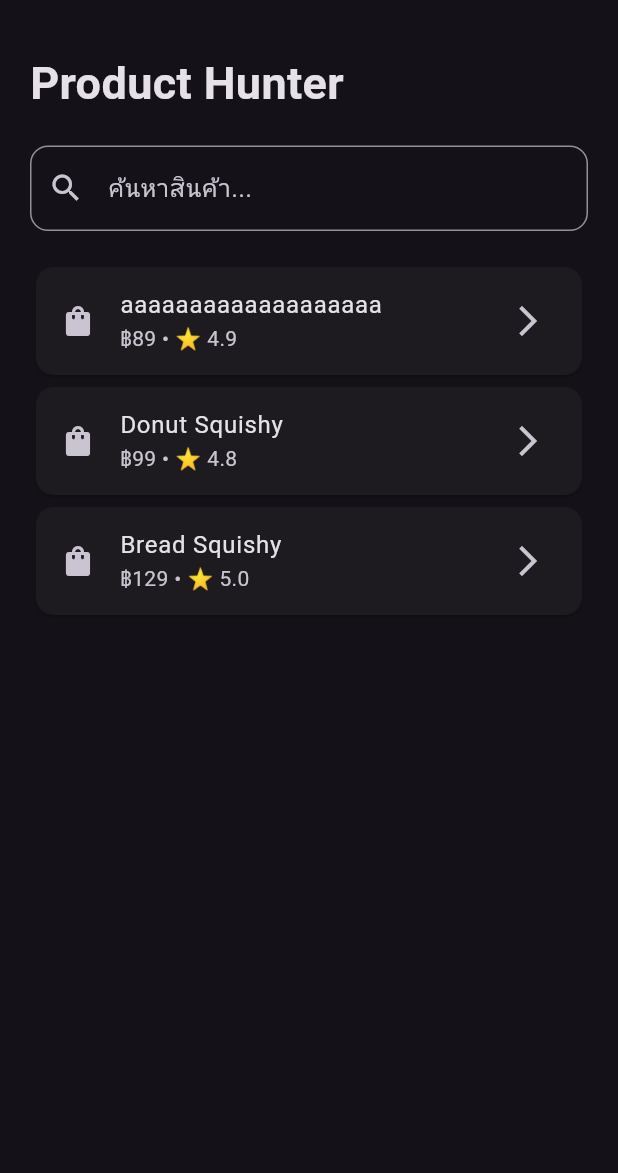
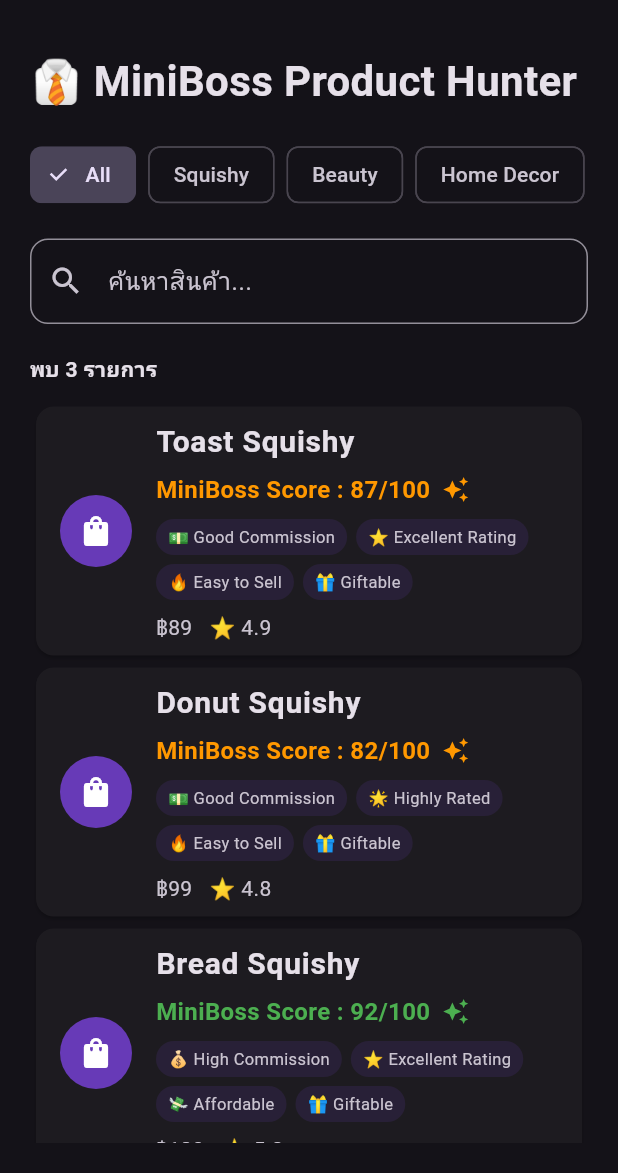
Before and after one commit to soloforge-ai/SoloForge-AI, a Flutter app: the screen it shows after launch, on a phone screen of 412 x 824 dp, the part 63-1236 px from its top. Run offline on Flutter 3.47's test engine with Material 3 defaults, Android fonts, the light colour scheme and no system bars.

Commit message:
Sprint 4 Complete - MiniBoss UI

```diff
--- a/frontend/assets/data/products.json
+++ b/frontend/assets/data/products.json
@@ -1,7 +1,7 @@
 [
   {
     "id": 1,
-    "name": "aaaaaaaaaaaaaaaaaaa",
+    "name": "Toast Squishy",
     "price": 89,
     "commission": 10,
     "rating": 4.9,
--- /dev/null
+++ b/frontend/lib/engine/miniboss_engine.dart
@@ -0,0 +1,151 @@
+import '../models/product.dart';
+
+class MiniBossResult {
+  final int score;
+  final List<String> reasons;
+
+  final String difficulty;
+  final String competition;
+  final String viralChance;
+  final String recommendation;
+  final String action;
+
+  MiniBossResult({
+    required this.score,
+    required this.reasons,
+    required this.difficulty,
+    required this.competition,
+    required this.viralChance,
+    required this.recommendation,
+    required this.action,
+  });
+}
+
+class MiniBossEngine {
+  static MiniBossResult analyze(Product product) {
+    int score = 0;
+    List<String> reasons = [];
+
+    //------------------------
+    // Commission
+    //------------------------
+
+    if (product.commission >= 20) {
+      score += 40;
+      reasons.add("💰 Excellent Commission");
+    } else if (product.commission >= 15) {
+      score += 35;
+      reasons.add("💰 High Commission");
+    } else if (product.commission >= 10) {
+      score += 25;
+      reasons.add("💵 Good Commission");
+    }
+
+    //------------------------
+    // Rating
+    //------------------------
+
+    if (product.rating >= 4.9) {
+      score += 30;
+      reasons.add("⭐ Excellent Rating");
+    } else if (product.rating >= 4.7) {
+      score += 25;
+      reasons.add("🌟 Highly Rated");
+    } else if (product.rating >= 4.5) {
+      score += 20;
+      reasons.add("👍 Good Rating");
+    }
+
+    //------------------------
+    // Price
+    //------------------------
+
+    if (product.price <= 100) {
+      score += 20;
+      reasons.add("🔥 Easy to Sell");
+    } else if (product.price <= 300) {
+      score += 15;
+      reasons.add("💸 Affordable");
+    } else if (product.price <= 800) {
+      score += 8;
+      reasons.add("🛒 Mid Price");
+    }
+
+    //------------------------
+    // Category
+    //------------------------
+
+    switch (product.category) {
+      case "Beauty":
+        score += 15;
+        reasons.add("💄 Viral Category");
+        break;
+
+      case "Shopee Food":
+        score += 12;
+        reasons.add("🍔 Popular");
+        break;
+
+      case "Squishy":
+        score += 12;
+        reasons.add("🎁 Giftable");
+        break;
+
+      case "Home Decor":
+        score += 10;
+        reasons.add("🏠 Home Trend");
+        break;
+
+      default:
+        score += 5;
+    }
+
+    if (score > 100) score = 100;
+
+    //---------------------------------
+    // AI Recommendation
+    //---------------------------------
+
+    String difficulty;
+    String competition;
+    String viralChance;
+    String recommendation;
+    String action;
+
+    if (score >= 90) {
+      difficulty = "🟢 Very Easy";
+      competition = "🟢 Low";
+      viralChance = "🔥 Very High";
+      recommendation = "⭐⭐⭐⭐⭐ Strong Buy";
+      action = "Create content today";
+    } else if (score >= 75) {
+      difficulty = "🟢 Easy";
+      competition = "🟡 Medium";
+      viralChance = "🚀 High";
+      recommendation = "⭐⭐⭐⭐ Worth Selling";
+      action = "Create content this week";
+    } else if (score >= 60) {
+      difficulty = "🟡 Medium";
+      competition = "🟠 High";
+      viralChance = "📈 Medium";
+      recommendation = "⭐⭐⭐ Consider";
+      action = "Test before promoting";
+    } else {
+      difficulty = "🔴 Hard";
+      competition = "🔴 Very High";
+      viralChance = "📉 Low";
+      recommendation = "⭐⭐ Not Recommended";
+      action = "Skip this product";
+    }
+
+    return MiniBossResult(
+      score: score,
+      reasons: reasons,
+      difficulty: difficulty,
+      competition: competition,
+      viralChance: viralChance,
+      recommendation: recommendation,
+      action: action,
+    );
+  }
+}
--- a/frontend/lib/pages/home_page.dart
+++ b/frontend/lib/pages/home_page.dart
@@ -1,7 +1,9 @@
 import 'package:flutter/material.dart';
 
+import '../engine/miniboss_engine.dart';
 import '../models/product.dart';
 import '../services/product_service.dart';
+import '../widgets/category_filter.dart';
 
 class HomePage extends StatefulWidget {
   const HomePage({super.key});
@@ -11,7 +13,11 @@ class HomePage extends StatefulWidget {
 }
 
 class _HomePageState extends State<HomePage> {
+  List<Product> allProducts = [];
   List<Product> products = [];
+
+  String selectedCategory = "All";
+  String keyword = "";
 
   @override
   void initState() {
@@ -23,8 +29,143 @@ class _HomePageState extends State<HomePage> {
     final data = await ProductService.loadProducts();
 
     setState(() {
-      products = data;
+      allProducts = data;
+      filterProducts();
     });
+  }
+
+  void filterProducts() {
+    List<Product> result = allProducts;
+
+    if (selectedCategory != "All") {
+      result = result.where((p) => p.category == selectedCategory).toList();
+    }
+
+    if (keyword.isNotEmpty) {
+      result = result.where((p) {
+        return p.name.toLowerCase().contains(keyword.toLowerCase());
+      }).toList();
+    }
+
+    setState(() {
+      products = result;
+    });
+  }
+
+  void showMiniBoss(Product product) {
+  final result = MiniBossEngine.analyze(product);
+
+  showDialog(
+    context: context,
+    builder: (_) => AlertDialog(
+      title: Row(
+        children: [
+          const Icon(Icons.smart_toy),
+          const SizedBox(width: 8),
+          Expanded(
+            child: Text(
+              product.name,
+              style: const TextStyle(
+                fontWeight: FontWeight.bold,
+              ),
+            ),
+          ),
+        ],
+      ),
+      content: SingleChildScrollView(
+        child: Column(
+          mainAxisSize: MainAxisSize.min,
+          crossAxisAlignment: CrossAxisAlignment.start,
+          children: [
+
+            Center(
+              child: Column(
+                children: [
+                  const Text(
+                    "MiniBoss Score",
+                    style: TextStyle(fontWeight: FontWeight.bold),
+                  ),
+                  const SizedBox(height: 8),
+                  Text(
+                    "${result.score}/100",
+                    style: const TextStyle(
+                      fontSize: 30,
+                      fontWeight: FontWeight.bold,
+                      color: Colors.green,
+                    ),
+                  ),
+                ],
+              ),
+            ),
+
+            const SizedBox(height: 20),
+
+            const Divider(),
+
+            const Text(
+              "Reasons",
+              style: TextStyle(
+                fontWeight: FontWeight.bold,
+              ),
+            ),
+
+            const SizedBox(height: 8),
+
+            ...result.reasons.map(
+              (reason) => Padding(
+                padding: const EdgeInsets.only(bottom: 6),
+                child: Text(reason),
+              ),
+            ),
+
+            const Divider(),
+
+            ListTile(
+              dense: true,
+              leading: const Icon(Icons.speed),
+              title: const Text("Difficulty"),
+              subtitle: Text(result.difficulty),
+            ),
+
+            ListTile(
+              dense: true,
+              leading: const Icon(Icons.groups),
+              title: const Text("Competition"),
+              subtitle: Text(result.competition),
+            ),
+
+            ListTile(
+              dense: true,
+              leading: const Icon(Icons.local_fire_department),
+              title: const Text("Viral Chance"),
+              subtitle: Text(result.viralChance),
+            ),
+
+            ListTile(
+              dense: true,
+              leading: const Icon(Icons.workspace_premium),
+              title: const Text("Recommendation"),
+              subtitle: Text(result.recommendation),
+            ),
+
+            ListTile(
+              dense: true,
+              leading: const Icon(Icons.bolt),
+              title: const Text("Action"),
+              subtitle: Text(result.action),
+            ),
+          ],
+        ),
+      ),
+      actions: [
+        FilledButton.icon(
+          onPressed: () => Navigator.pop(context),
+          icon: const Icon(Icons.check),
+          label: const Text("Close"),
+        ),
+      ],
+    ),
+  );
   }
 
   @override
@@ -39,16 +180,32 @@ class _HomePageState extends State<HomePage> {
           crossAxisAlignment: CrossAxisAlignment.start,
           children: [
             const Text(
-              "Product Hunter",
+              "👔 MiniBoss Product Hunter",
               style: TextStyle(
-                fontSize: 30,
+                fontSize: 28,
                 fontWeight: FontWeight.bold,
               ),
             ),
 
             const SizedBox(height: 20),
 
+            CategoryFilter(
+              selected: selectedCategory,
+              onSelected: (value) {
+                setState(() {
+                  selectedCategory = value;
+                });
+                filterProducts();
+              },
+            ),
+
+            const SizedBox(height: 20),
+
             TextField(
+              onChanged: (value) {
+                keyword = value;
+                filterProducts();
+              },
               decoration: InputDecoration(
                 hintText: "ค้นหาสินค้า...",
                 prefixIcon: const Icon(Icons.search),
@@ -60,20 +217,107 @@ class _HomePageState extends State<HomePage> {
 
             const SizedBox(height: 20),
 
+            Text(
+              "พบ ${products.length} รายการ",
+              style: const TextStyle(
+                fontWeight: FontWeight.bold,
+              ),
+            ),
+
+            const SizedBox(height: 10),
+
             Expanded(
               child: ListView.builder(
                 itemCount: products.length,
                 itemBuilder: (context, index) {
                   final p = products[index];
+                  final result = MiniBossEngine.analyze(p);
 
                   return Card(
                     child: ListTile(
-                      leading: const Icon(Icons.shopping_bag),
-                      title: Text(p.name),
-                      subtitle: Text(
-                        "฿${p.price} • ⭐ ${p.rating}",
-                      ),
-                      trailing: const Icon(Icons.arrow_forward_ios),
+                      leading: CircleAvatar(
+  radius: 24,
+  backgroundColor: Colors.deepPurple,
+  child: const Icon(
+    Icons.shopping_bag,
+    color: Colors.white,
+  ),
+),
+                        title: Padding(
+  padding: const EdgeInsets.only(bottom: 6),
+  child: Text(
+    p.name,
+    style: const TextStyle(
+      fontWeight: FontWeight.bold,
+      fontSize: 20,
+    ),
+  ),
+),
+
+subtitle: Column(
+  crossAxisAlignment: CrossAxisAlignment.start,
+  children: [
+
+  Row(
+    children: [
+      Text(
+        "MiniBoss Score : ${result.score}/100",
+        style: TextStyle(
+          color: result.score >= 90
+              ? Colors.green
+              : result.score >= 75
+                  ? Colors.orange
+                  : Colors.red,
+          fontWeight: FontWeight.bold,
+          fontSize: 16,
+        ),
+      ),
+      const SizedBox(width: 8),
+      Icon(
+        Icons.auto_awesome,
+        size: 18,
+        color: result.score >= 90
+            ? Colors.green
+            : result.score >= 75
+                ? Colors.orange
+                : Colors.red,
+      ),
+    ],
+  ),
+
+  const SizedBox(height: 8),
+
+  Wrap(
+    spacing: 6,
+    runSpacing: 6,
+    children: result.reasons.map((reason) {
+      return Container(
+        padding: const EdgeInsets.symmetric(
+          horizontal: 8,
+          vertical: 4,
+        ),
+        decoration: BoxDecoration(
+          color: Colors.deepPurple.withOpacity(0.15),
+          borderRadius: BorderRadius.circular(20),
+        ),
+        child: Text(
+          reason,
+          style: const TextStyle(
+            fontSize: 11,
+          ),
+        ),
+      );
+    }).toList(),
+  ),
+
+  const SizedBox(height: 8),
+
+  Text(
+    "฿${p.price}   ⭐ ${p.rating}",
+  ),
+
+],
+),
                     ),
                   );
                 },
--- /dev/null
+++ b/frontend/lib/widgets/category_filter.dart
@@ -0,0 +1,43 @@
+import 'package:flutter/material.dart';
+
+class CategoryFilter extends StatelessWidget {
+  final String selected;
+  final Function(String) onSelected;
+
+  const CategoryFilter({
+    super.key,
+    required this.selected,
+    required this.onSelected,
+  });
+
+  final List<String> categories = const [
+    "All",
+    "Squishy",
+    "Beauty",
+    "Home Decor",
+    "Shopee Food",
+  ];
+
+  @override
+  Widget build(BuildContext context) {
+    return SizedBox(
+      height: 45,
+      child: ListView.separated(
+        scrollDirection: Axis.horizontal,
+        itemCount: categories.length,
+        separatorBuilder: (_, __) => const SizedBox(width: 8),
+        itemBuilder: (context, index) {
+          final category = categories[index];
+
+          final isSelected = category == selected;
+
+          return ChoiceChip(
+            label: Text(category),
+            selected: isSelected,
+            onSelected: (_) => onSelected(category),
+          );
+        },
+      ),
+    );
+  }
+}
```
